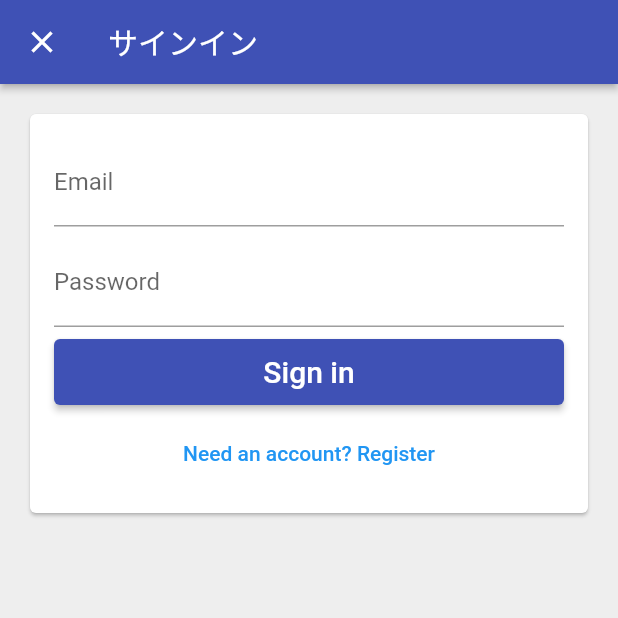
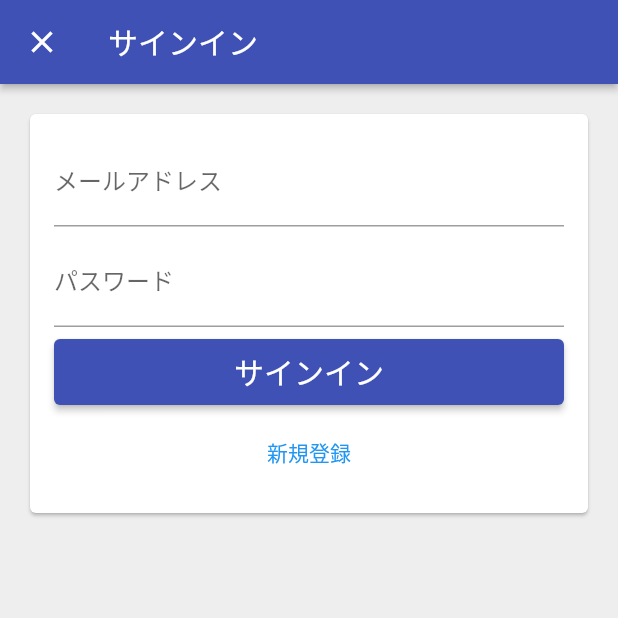
Before and after one commit to tomoakisakurai/flutter_app, a Flutter app: the screen it shows after launch, after a tap on "Email でログイン", on a phone screen of 412 x 824 dp, the top half of it. Run offline on Flutter 3.47's test engine with Material 2 defaults, Android fonts, the phone set to English and light mode, and no system bars; our stand-ins replace firebase_auth, firebase_core, google_sign_in, hooks_riverpod; accounts and stored records are empty.

Commit message:
サインインと新規登録ができるようにした

```diff
--- a/lib/app/sign_in/email_sign_in_form.dart
+++ b/lib/app/sign_in/email_sign_in_form.dart
@@ -1,9 +1,14 @@
 import 'package:flutter/material.dart';
 import 'package:flutter_app/common_widget/form_submit_button.dart';
+import 'package:flutter_app/services/auth.dart';
 
 enum EmailSignInFormType { signIn, register }
 
 class EmailSignInForm extends StatefulWidget {
+  EmailSignInForm({required this.auth});
+
+  final AuthBase auth;
+
   @override
   _EmailSignInFormState createState() => _EmailSignInFormState();
 }
@@ -14,9 +19,20 @@ class _EmailSignInFormState extends State<EmailSignInForm> {
 
   EmailSignInFormType _formType = EmailSignInFormType.signIn;
 
-  void _submit() {
-    print(
-        'email: ${_emailController.text}, password: ${_passwordController.text}');
+  String get _email => _emailController.text;
+  String get _password => _passwordController.text;
+
+  void _submit() async {
+    try {
+      if (_formType == EmailSignInFormType.signIn) {
+        await widget.auth.signInWithEmail(_email, _password);
+      } else {
+        await widget.auth.createUserWithEmail(_email, _password);
+      }
+      Navigator.of(context).pop();
+    } catch (e) {
+      print(e.toString());
+    }
   }
 
   void _toggleFormType() {
@@ -30,18 +46,16 @@ class _EmailSignInFormState extends State<EmailSignInForm> {
   }
 
   List<Widget> _buildChildren() {
-    final primaryText = _formType == EmailSignInFormType.signIn
-        ? 'Sign in'
-        : 'Create an account';
-    final secondaryText = _formType == EmailSignInFormType.signIn
-        ? 'Need an account? Register'
-        : 'Have an account? Sign in';
+    final primaryText =
+        _formType == EmailSignInFormType.signIn ? 'サインイン' : '新規登録';
+    final secondaryText =
+        _formType == EmailSignInFormType.signIn ? '新規登録' : 'サインイン';
 
     return [
       TextField(
         controller: _emailController,
         decoration: InputDecoration(
-          labelText: 'Email',
+          labelText: 'メールアドレス',
           hintText: 'test@test.com',
         ),
       ),
@@ -49,7 +63,7 @@ class _EmailSignInFormState extends State<EmailSignInForm> {
       TextField(
         controller: _passwordController,
         decoration: InputDecoration(
-          labelText: 'Password',
+          labelText: 'パスワード',
         ),
         obscureText: true,
       ),
--- a/lib/app/sign_in/email_sign_in_page.dart
+++ b/lib/app/sign_in/email_sign_in_page.dart
@@ -1,8 +1,10 @@
 import 'package:flutter/material.dart';
 import 'package:flutter_app/app/sign_in/email_sign_in_form.dart';
+import 'package:flutter_app/services/auth.dart';
 
 class EmailSignInPage extends StatelessWidget {
-  const EmailSignInPage({Key? key}) : super(key: key);
+  const EmailSignInPage({required this.auth});
+  final AuthBase auth;
 
   @override
   Widget build(BuildContext context) {
@@ -14,7 +16,10 @@ class EmailSignInPage extends StatelessWidget {
         backgroundColor: Colors.grey[200],
         body: Padding(
           padding: const EdgeInsets.all(16.0),
-          child: Card(child: EmailSignInForm()),
+          child: Card(
+              child: EmailSignInForm(
+            auth: auth,
+          )),
         ));
   }
 }
--- a/lib/app/sign_in/sign_in_page.dart
+++ b/lib/app/sign_in/sign_in_page.dart
@@ -32,7 +32,10 @@ class SignInPage extends StatelessWidget {
 
   void _signInWithEmail(BuildContext context) {
     Navigator.of(context).push(MaterialPageRoute(
-        fullscreenDialog: true, builder: (context) => EmailSignInPage()));
+        fullscreenDialog: true,
+        builder: (context) => EmailSignInPage(
+              auth: auth,
+            )));
   }
 
   @override
```
Also changed, not shown: lib/services/auth.dart (+17 -0 lines).
